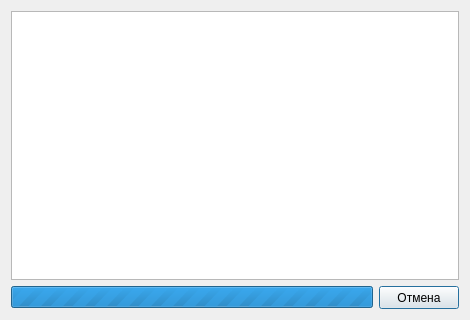
hremman/ImageCompiler, file Forms/dialogprogress.ui: the form before one commit.
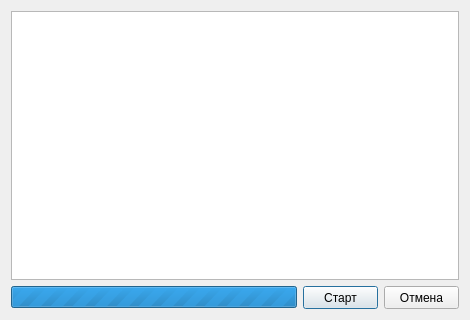
The form after the commit.

Patch:
```diff
--- a/Forms/dialogprogress.ui
+++ b/Forms/dialogprogress.ui
@@ -93,19 +93,41 @@
         <number>0</number>
        </property>
        <property name="value">
-        <number>0</number>
+        <number>-1</number>
        </property>
        <property name="alignment">
         <set>Qt::AlignCenter</set>
        </property>
+       <property name="textVisible">
+        <bool>true</bool>
+       </property>
        <property name="orientation">
         <enum>Qt::Horizontal</enum>
        </property>
+       <property name="invertedAppearance">
+        <bool>false</bool>
+       </property>
        <property name="textDirection">
         <enum>QProgressBar::TopToBottom</enum>
        </property>
-       <property name="format">
-        <string/>
+      </widget>
+     </item>
+     <item>
+      <widget class="QPushButton" name="pause_start">
+       <property name="minimumSize">
+        <size>
+         <width>75</width>
+         <height>23</height>
+        </size>
+       </property>
+       <property name="maximumSize">
+        <size>
+         <width>75</width>
+         <height>23</height>
+        </size>
+       </property>
+       <property name="text">
+        <string>Старт</string>
        </property>
       </widget>
      </item>
@@ -117,6 +139,12 @@
          <height>23</height>
         </size>
        </property>
+       <property name="maximumSize">
+        <size>
+         <width>75</width>
+         <height>23</height>
+        </size>
+       </property>
        <property name="text">
         <string>Отмена</string>
        </property>
```
Left out of the diff: 2 changed lines with no effect on the pictures.
